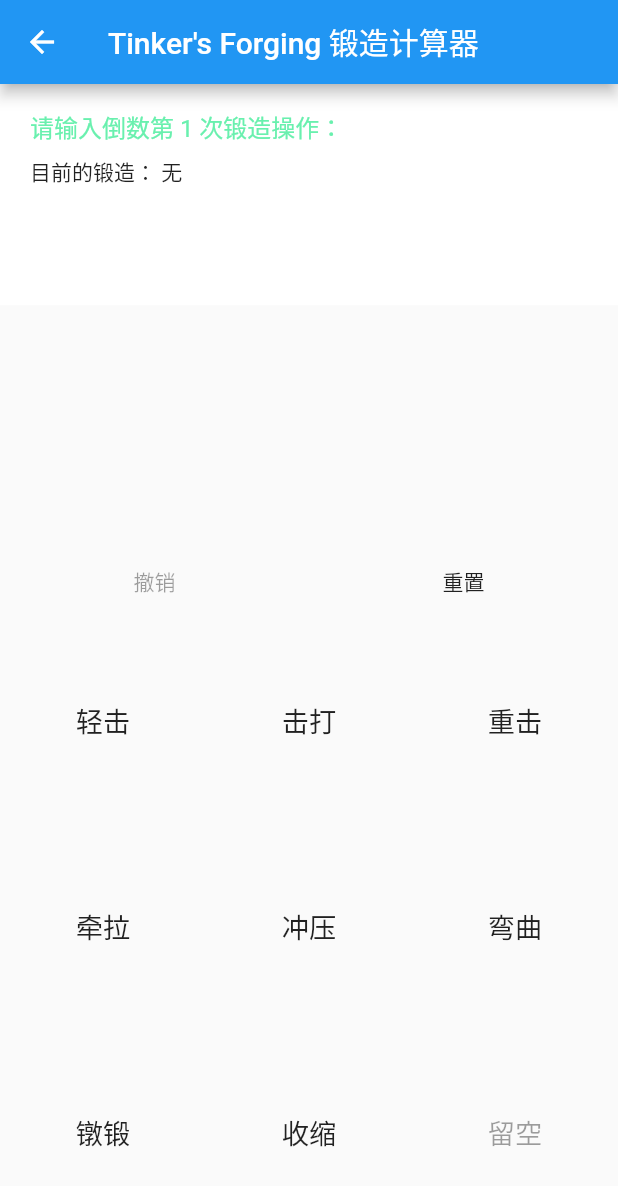
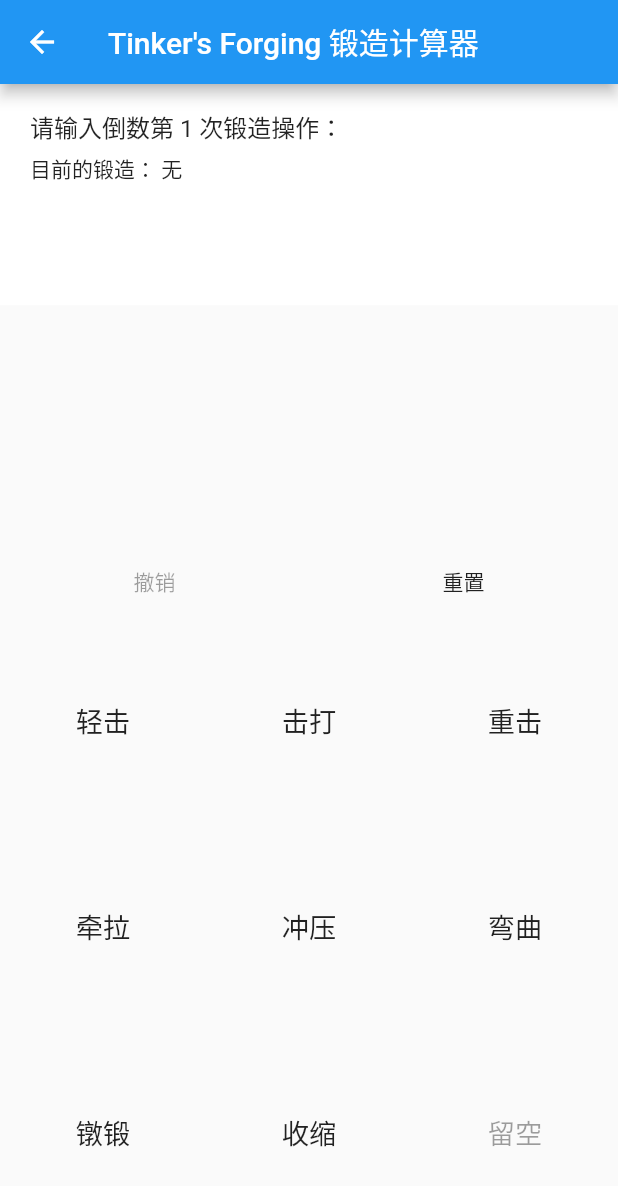
Before and after one commit to Yesterday17/MCModHelper, a Flutter app: the TinkersForgingCalcualtor screen opened directly, on a phone screen of 412 x 824 dp. Shown: the top 1186 px of the screen. Run offline on Flutter 3.47's test engine with Material 2 defaults, Android fonts, the phone set to English and light mode, and no system bars; our stand-ins replace shared_preferences; missing offline and left inert: open_iconic_flutter; accounts and stored records are empty.

Commit message:
Style fix.

```diff
--- a/lib/utilities/tinkers_forging_calculator_.dart
+++ b/lib/utilities/tinkers_forging_calculator_.dart
@@ -204,9 +204,7 @@ class _State extends State<TinkersForgingCalcualtor> {
                             _Calculate.instance.canHit
                                 ? '请输入倒数第 ${_Calculate.instance.hitCount} 次锻造操作：'
                                 : '锻造完成！',
-                            style: Theme.of(context).textTheme.subhead.merge(
-                                  TextStyle(color: Colors.greenAccent),
-                                ),
+                            style: Theme.of(context).textTheme.subhead,
                           ),
                         ),
                       ),
@@ -214,7 +212,7 @@ class _State extends State<TinkersForgingCalcualtor> {
                         alignment: Alignment.centerLeft,
                         child: Padding(
                           padding:
-                              const EdgeInsets.fromLTRB(8.0, 8.0, 0.0, 0.0),
+                              const EdgeInsets.fromLTRB(8.0, 6.0, 0.0, 0.0),
                           child: Text(
                               '目前的锻造： ${_Calculate.instance.hitCount == 1 ? '无' : _Calculate.instance.hits.join(', ')}'),
                         ),
@@ -223,7 +221,7 @@ class _State extends State<TinkersForgingCalcualtor> {
                         alignment: Alignment.centerLeft,
                         child: Padding(
                           padding:
-                              const EdgeInsets.fromLTRB(8.0, 4.0, 0.0, 4.0),
+                              const EdgeInsets.fromLTRB(8.0, 4.0, 0.0, 8.0),
                           child:
                               Text(_Calculate.instance.canHit ? '' : '锻造方案如下：'),
                         ),
@@ -235,13 +233,15 @@ class _State extends State<TinkersForgingCalcualtor> {
                             return ListTile(
                               dense: true,
                               title: Text(
-                                  '方案${index + 1}：${_Calculate.instance.ans[index].join(' -> ')}'),
+                                '方案${index + 1}：${_Calculate.instance.ans[index].join(' -> ')}',
+                                softWrap: false,
+                              ),
                               onTap: () {
                                 showDialog(
                                     context: context,
                                     builder: (context) {
                                       return AlertDialog(
-                                        title: Text('锻造方案'),
+                                        title: Text('锻造方案${index + 1}'),
                                         content: Text(
                                           _Calculate.instance.ans[index]
                                               .join('->'),
```
